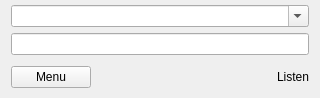
Inferno214221/sayonara-player, file src/GUI/Plugins/Stream/GUI_Podcasts.ui: the form before one commit.
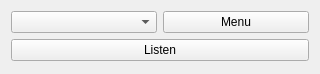
The form after the commit. Icons and pictures are not drawn. Custom widgets are drawn as their Qt base class.

```diff
--- a/src/GUI/Plugins/Stream/GUI_Podcasts.ui
+++ b/src/GUI/Plugins/Stream/GUI_Podcasts.ui
@@ -7,104 +7,30 @@
     <x>0</x>
     <y>0</y>
     <width>320</width>
-    <height>98</height>
+    <height>74</height>
    </rect>
   </property>
   <layout class="QGridLayout" name="gridLayout">
-   <property name="topMargin">
-    <number>5</number>
-   </property>
-   <property name="bottomMargin">
-    <number>5</number>
-   </property>
-   <property name="verticalSpacing">
-    <number>6</number>
-   </property>
-   <item row="1" column="0" colspan="2">
+   <item row="0" column="0">
     <widget class="Gui::ComboBox" name="combo_stream">
      <property name="focusPolicy">
       <enum>Qt::StrongFocus</enum>
      </property>
-     <property name="editable">
-      <bool>true</bool>
-     </property>
     </widget>
    </item>
-   <item row="2" column="0" colspan="2">
-    <widget class="QLineEdit" name="le_url">
-     <property name="focusPolicy">
-      <enum>Qt::ClickFocus</enum>
+   <item row="0" column="1">
+    <widget class="MenuToolButton" name="btn_tool">
+     <property name="text">
+      <string notr="true">Menu</string>
      </property>
     </widget>
    </item>
-   <item row="3" column="0" colspan="2">
-    <layout class="QHBoxLayout" name="horizontalLayout">
-     <property name="spacing">
-      <number>6</number>
+   <item row="1" column="0" colspan="2">
+    <widget class="QPushButton" name="btn_listen">
+     <property name="text">
+      <string notr="true">Listen</string>
      </property>
-     <item>
-      <widget class="MenuToolButton" name="btn_tool">
-       <property name="text">
-        <string notr="true">Menu</string>
-       </property>
-      </widget>
-     </item>
-     <item>
-      <spacer name="horizontalSpacer">
-       <property name="focusPolicy">
-        <enum>Qt::StrongFocus</enum>
-       </property>
-       <property name="orientation">
-        <enum>Qt::Horizontal</enum>
-       </property>
-       <property name="sizeHint" stdset="0">
-        <size>
-         <width>40</width>
-         <height>20</height>
-        </size>
-       </property>
-      </spacer>
-     </item>
-     <item>
-      <widget class="QPushButton" name="btn_play">
-       <property name="maximumSize">
-        <size>
-         <width>20</width>
-         <height>16777215</height>
-        </size>
-       </property>
-       <property name="focusPolicy">
-        <enum>Qt::StrongFocus</enum>
-       </property>
-       <property name="toolTip">
-        <string>Start stream</string>
-       </property>
-       <property name="text">
-        <string/>
-       </property>
-       <property name="icon">
-        <iconset resource="../../Resources/Icons.qrc">
-         <normaloff>:/Icons/play.svg.png</normaloff>:/Icons/play.svg.png</iconset>
-       </property>
-       <property name="iconSize">
-        <size>
-         <width>18</width>
-         <height>18</height>
-        </size>
-       </property>
-       <property name="flat">
-        <bool>true</bool>
-       </property>
-      </widget>
-     </item>
-     <item>
-      <widget class="QLabel" name="lab_listen">
-       <property name="text">
-        <string notr="true">Listen</string>
-       </property>
-      </widget>
-     </item>
-    </layout>
+    </widget>
    </item>
   </layout>
  </widget>
```
Left out of the diff: 4 changed lines with no effect on the pictures.
